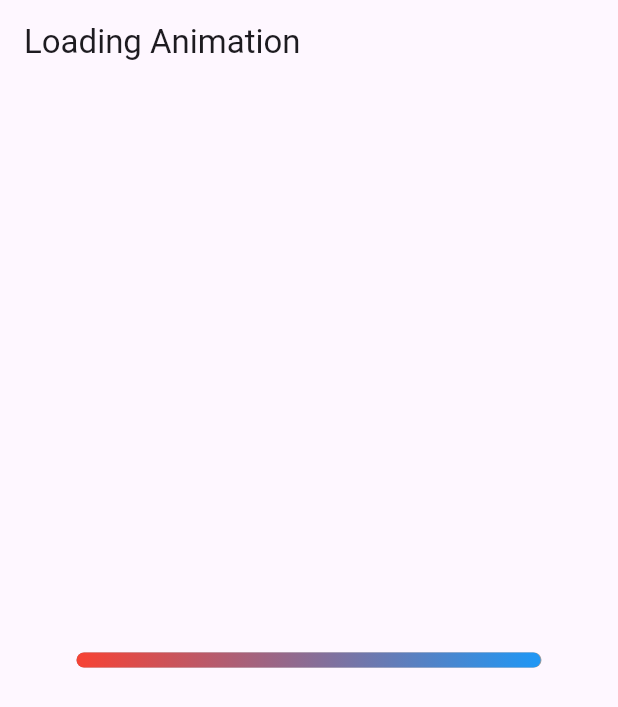
After one commit to duchl0202/custom_paint_flutter, a Flutter app: the LoadingAnimationWidget screen opened directly, on a phone screen of 412 x 824 dp. The commit adds this screen. Shown: the top 707 px of the screen. Run offline on Flutter 3.47's test engine with Material 3 defaults, Android fonts, the phone set to English and light mode, and no system bars.

```diff
--- /dev/null
+++ b/lib/custom_paint/normal/loading_animation.dart
@@ -0,0 +1,97 @@
+import 'package:flutter/material.dart';
+
+class LoadingAnimationWidget extends StatelessWidget {
+  @override
+  Widget build(BuildContext context) {
+    return Scaffold(
+      appBar: AppBar(
+        title: Text('Loading Animation'),
+      ),
+      body: Center(
+        child: LoadingAnimation(),
+      ),
+    );
+  }
+}
+
+class LoadingAnimation extends StatefulWidget {
+  @override
+  _LoadingAnimationState createState() => _LoadingAnimationState();
+}
+
+class _LoadingAnimationState extends State<LoadingAnimation>
+    with SingleTickerProviderStateMixin {
+  late AnimationController _controller;
+  late Animation<double> _animation;
+
+  @override
+  void initState() {
+    super.initState();
+    _controller = AnimationController(
+      vsync: this,
+      duration: Duration(seconds: 2),
+    )..repeat(reverse: false);
+
+    _animation = Tween<double>(begin: 0, end: 1).animate(
+      CurvedAnimation(
+        parent: _controller,
+        curve: Curves.easeInOutCubic,
+      ),
+    );
+  }
+
+  @override
+  void dispose() {
+    _controller.dispose();
+    super.dispose();
+  }
+
+  @override
+  Widget build(BuildContext context) {
+    return AnimatedBuilder(
+      animation: _animation,
+      builder: (context, child) {
+        return CustomPaint(
+          painter: LoadingPainter(progress: _animation.value),
+          size: Size(300, 50),
+        );
+      },
+    );
+  }
+}
+
+class LoadingPainter extends CustomPainter {
+  final double progress;
+
+  LoadingPainter({required this.progress});
+
+  @override
+  void paint(Canvas canvas, Size size) {
+    final backgroundPaint = Paint()
+      ..color = Colors.grey
+      ..strokeWidth = 10
+      ..strokeCap = StrokeCap.round
+      ..style = PaintingStyle.stroke;
+
+    canvas.drawLine(Offset(0, size.height / 2),
+        Offset(size.width, size.height / 2), backgroundPaint);
+    final paint = Paint()
+      ..shader = const LinearGradient(
+        colors: [Colors.red, Colors.blue],
+      ).createShader(Rect.fromLTWH(0, 0, size.width, size.height))
+      ..strokeWidth = 10
+      ..strokeCap = StrokeCap.round
+      ..style = PaintingStyle.stroke;
+
+    final path = Path();
+    final startPath = Offset(0, size.height / 2);
+    path.moveTo(startPath.dx, startPath.dy);
+    path.lineTo(size.width * progress, startPath.dy);
+    canvas.drawPath(path, paint);
+  }
+
+  @override
+  bool shouldRepaint(CustomPainter oldDelegate) {
+    return true;
+  }
+}
```
Also changed, not shown: lib/gesture_detector/advance/cube_rotating.dart (+3 -5 lines), lib/gesture_detector/advance/pump_and_balloon.dart (added, +203 -0 lines), lib/model.dart (+15 -0 lines).
